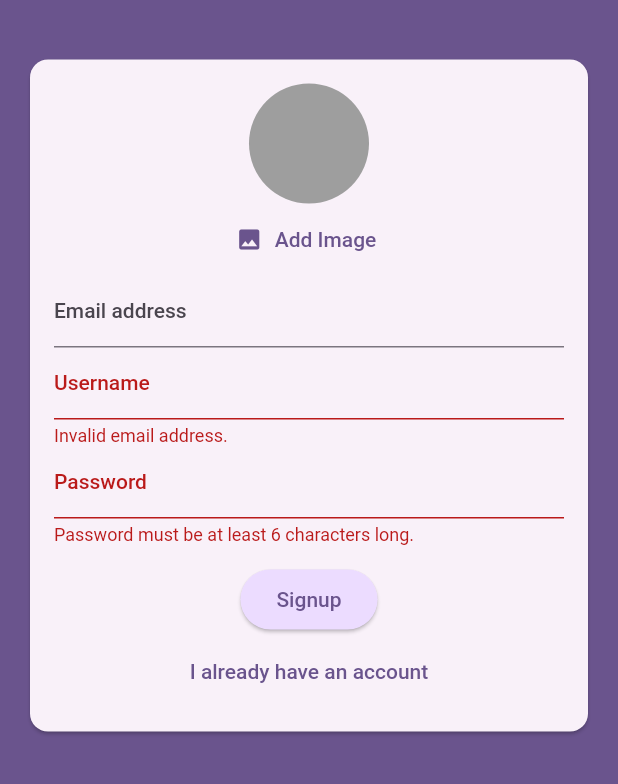
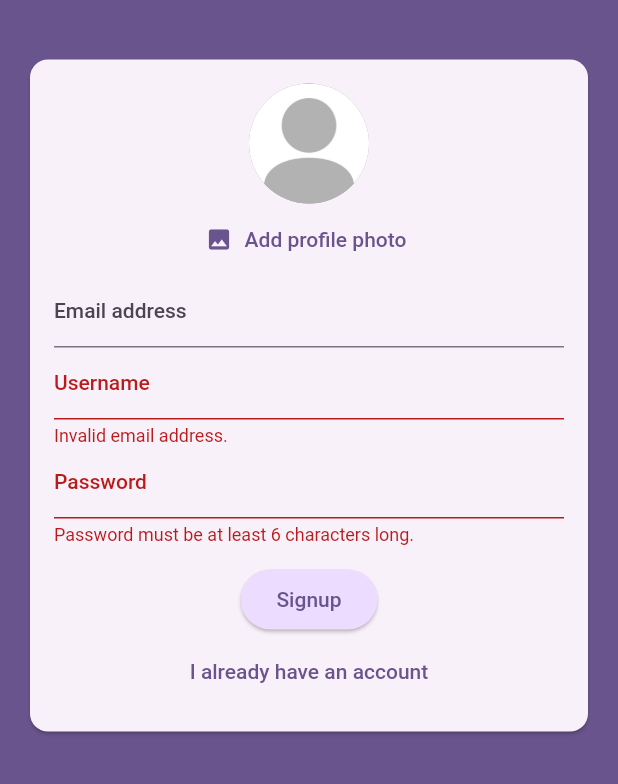
Before and after one commit to vittorioexp/chitchat-flutter-project, a Flutter app: the screen it shows after launch, after a tap on "Login", after a tap on "Create an account", on a phone screen of 412 x 824 dp, the part 452-1236 px from its top. Run offline on Flutter 3.47's test engine with Material 2 defaults, Android fonts, the light colour scheme and no system bars; our stand-ins replace cloud_firestore, firebase_auth, firebase_core, firebase_messaging, firebase_storage, flutter_dotenv and 1 more; accounts and stored records are empty.

Commit message:
update image picker

```diff
--- a/lib/widgets/user_image_picker.dart
+++ b/lib/widgets/user_image_picker.dart
@@ -1,12 +1,12 @@
 import 'dart:io';
-
 import 'package:flutter/material.dart';
 import 'package:image_picker/image_picker.dart';
 
 class UserImagePicker extends StatefulWidget {
   final void Function(File pickedImage) onPickImage;
 
-  const UserImagePicker({super.key, required this.onPickImage});
+  const UserImagePicker({Key? key, required this.onPickImage})
+      : super(key: key);
 
   @override
   State<StatefulWidget> createState() {
@@ -18,8 +18,34 @@ class _UserImagePickerState extends State<UserImagePicker> {
   File? _pickedImageFile;
 
   void _pickImage() async {
+    final imageSource = await showDialog<ImageSource>(
+      context: context,
+      builder: (BuildContext context) {
+        return AlertDialog(
+          title: const Text(
+            'Add profile photo',
+            textAlign: TextAlign.center,
+          ),
+          actions: [
+            TextButton(
+              onPressed: () => Navigator.of(context).pop(ImageSource.camera),
+              child: const Text('Take a photo'),
+            ),
+            TextButton(
+              onPressed: () => Navigator.of(context).pop(ImageSource.gallery),
+              child: const Text('Upload from Photos'),
+            ),
+          ],
+        );
+      },
+    );
+
+    if (imageSource == null) {
+      return;
+    }
+
     final pickedImage = await ImagePicker().pickImage(
-      source: ImageSource.camera,
+      source: imageSource,
       imageQuality: 50,
       maxHeight: 150,
     );
@@ -39,17 +65,21 @@ class _UserImagePickerState extends State<UserImagePicker> {
   Widget build(BuildContext context) {
     return Column(
       children: [
-        CircleAvatar(
-          radius: 40,
-          backgroundColor: Colors.grey,
-          foregroundImage:
-              _pickedImageFile != null ? FileImage(_pickedImageFile!) : null,
+        GestureDetector(
+          onTap: _pickImage,
+          child: CircleAvatar(
+            radius: 40,
+            backgroundColor: Colors.grey,
+            backgroundImage: _pickedImageFile != null
+                ? FileImage(_pickedImageFile!) as ImageProvider
+                : const AssetImage('assets/images/default_profile_photo_1.png'),
+          ),
         ),
         TextButton.icon(
           onPressed: _pickImage,
           icon: const Icon(Icons.image),
           label: Text(
-            'Add Image',
+            'Add profile photo',
             style: TextStyle(color: Theme.of(context).colorScheme.primary),
           ),
         )
--- a/pubspec.yaml
+++ b/pubspec.yaml
@@ -72,6 +72,7 @@ flutter:
     - assets/images/logo1.png
     - assets/images/logo2.png
     - assets/images/logo3.png
+    - assets/images/default_profile_photo_1.png
   #   - images/a_dot_ham.jpeg
 
   # An image asset can refer to one or more resolution-specific "variants", see
```
Also changed, not shown: assets/images/default_profile_photo_1.png (added).
